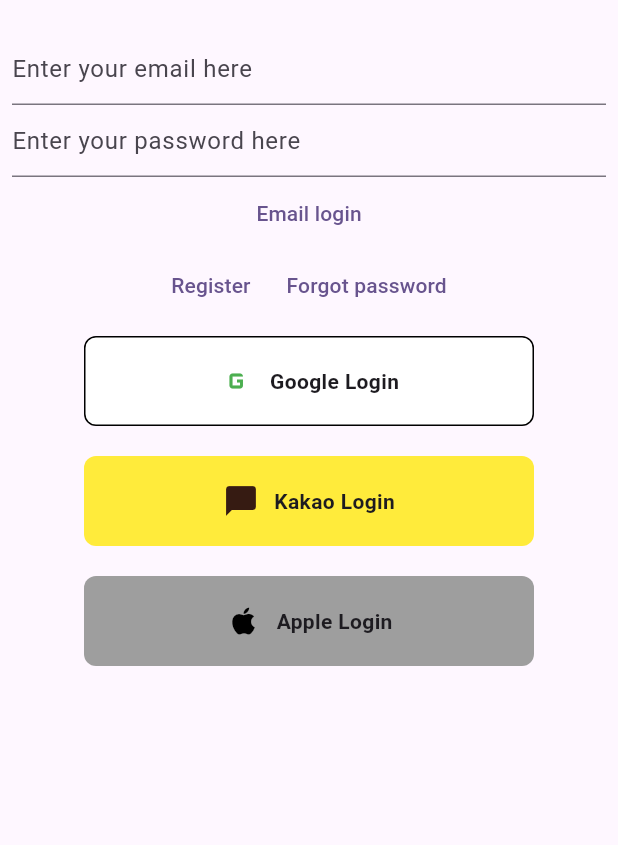
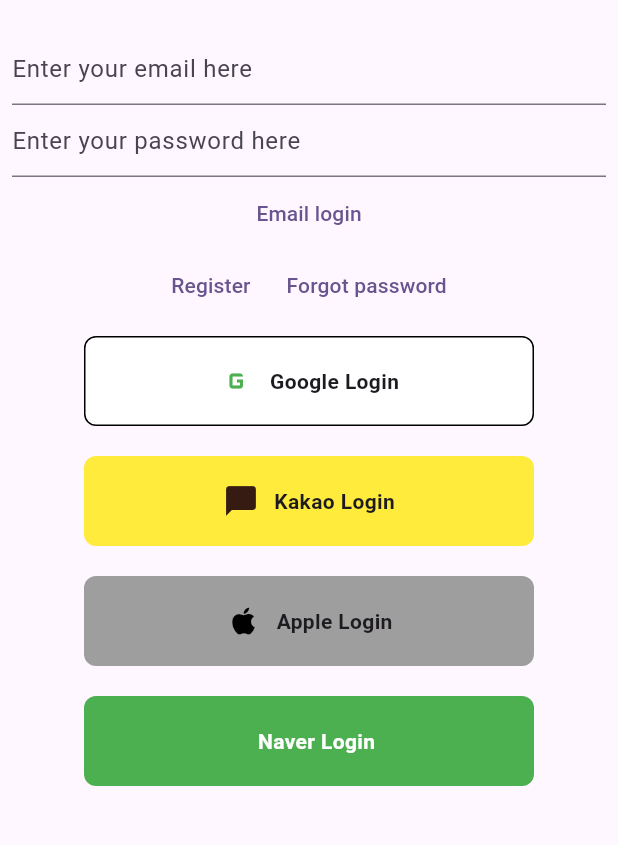
Before and after one commit to kgpksh/flutter_practice2, a Flutter app: the LoginView screen opened by its route, on a phone screen of 412 x 824 dp, the part 63-908 px from its top. Run offline on Flutter 3.47's test engine with Material 3 defaults, Android fonts, the phone set to English and light mode, and no system bars; our stand-ins replace bloc, dio, equatable, firebase_auth, firebase_core, flutter_bloc and 3 more; missing offline and left inert: kakao_flutter_sdk_user; accounts and stored records are empty; generated files the repository leaves out were written again; network calls fail.

Commit message:
feat: 네이버 로그인 파이어베이스 연동 구현

```diff
--- a/lib/bloc/auth/auth_event.dart
+++ b/lib/bloc/auth/auth_event.dart
@@ -25,6 +25,8 @@ class KakaoLoginEvent extends AuthEvent {}
 
 class AppleLoginEvent extends AuthEvent {}
 
+class NaverLoginEvent extends AuthEvent {}
+
 class FirebaseEmailLogoutEvent extends AuthEvent {}
 
 class FirebaseEmailVerifyEvent extends AuthEvent {}
--- a/lib/service/auth/auth_exceptions.dart
+++ b/lib/service/auth/auth_exceptions.dart
@@ -27,3 +27,6 @@ class KakaoLoginFailedException implements Exception {}
 class AppleLoginFailed implements Exception {}
 
 class AppleFinalCredentialException implements Exception {}
+
+class NaverInitialException implements Exception {}
+class NaverDeepLinkException implements Exception {}
--- a/lib/views/auth/login.dart
+++ b/lib/views/auth/login.dart
@@ -185,6 +185,34 @@ class _LoginViewState extends State<LoginView> {
                     ),
                   ),
                 ),
+                GestureDetector(
+                  onTap: () {
+                    context.read<AuthBloc>().add(NaverLoginEvent());
+                  },
+                  child: Container(
+                    margin: EdgeInsetsDirectional.symmetric(vertical: 10),
+                    width: 300,
+                    height: 60,
+                    decoration: BoxDecoration(
+                      color: Colors.green,
+                      borderRadius: BorderRadius.circular(8.0),
+                    ),
+                    child: const Center(
+                      child: Row(
+                        mainAxisAlignment: MainAxisAlignment.center,
+                        children: [
+                          SizedBox(
+                            width: 10,
+                          ),
+                          Text(
+                            'Naver Login',
+                            style: TextStyle(fontWeight: FontWeight.bold, color: Colors.white),
+                          ),
+                        ],
+                      ),
+                    ),
+                  ),
+                ),
               ],
             ),
           ),
--- a/pubspec.yaml
+++ b/pubspec.yaml
@@ -48,6 +48,8 @@ dependencies:
   kakao_flutter_sdk_user: ^1.9.1+2
   change_app_package_name: ^1.1.0
   sign_in_with_apple: ^3.2.0
+  url_launcher: ^6.2.5
+  uni_links: ^0.5.1
 
 dev_dependencies:
   flutter_test:
```
Also changed, not shown: lib/bloc/auth/auth_bloc.dart (+17 -0 lines), lib/service/auth/oauth_login/naver_login.dart (added, +76 -0 lines), pubspec.lock, 7 other files.
